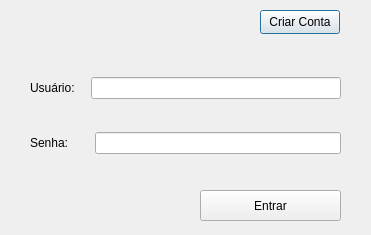
Qt form login.ui (walter-agostinho/Vehicle_Searching) before a commit.
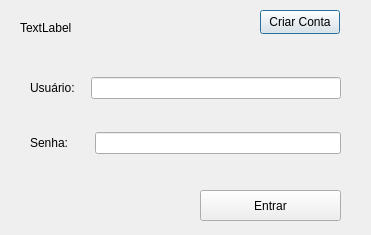
The same form after that commit.

Commit message: database connection in login ui

What changed in the file:
```diff
--- a/login.ui
+++ b/login.ui
@@ -132,6 +132,25 @@
     <string>Entrar</string>
    </property>
   </widget>
+  <widget class="QLabel" name="statusConnection">
+   <property name="geometry">
+    <rect>
+     <x>20</x>
+     <y>20</y>
+     <width>211</width>
+     <height>16</height>
+    </rect>
+   </property>
+   <property name="sizePolicy">
+    <sizepolicy hsizetype="Maximum" vsizetype="Preferred">
+     <horstretch>0</horstretch>
+     <verstretch>0</verstretch>
+    </sizepolicy>
+   </property>
+   <property name="text">
+    <string>TextLabel</string>
+   </property>
+  </widget>
  </widget>
  <tabstops>
   <tabstop>lineEdit</tabstop>
```
The commit also changes 6 other files.
